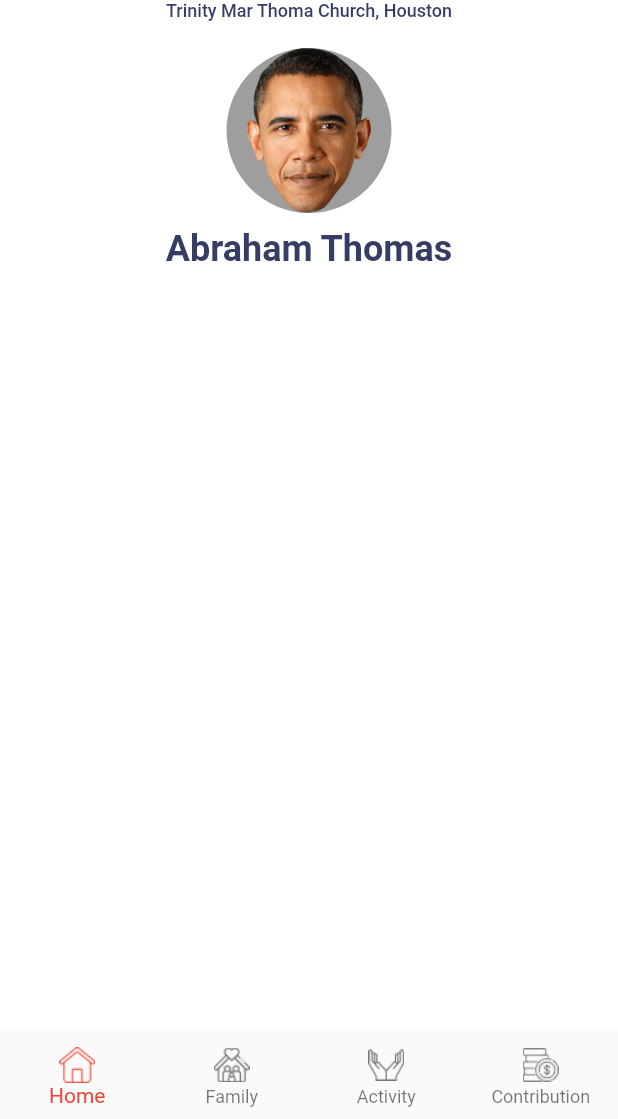
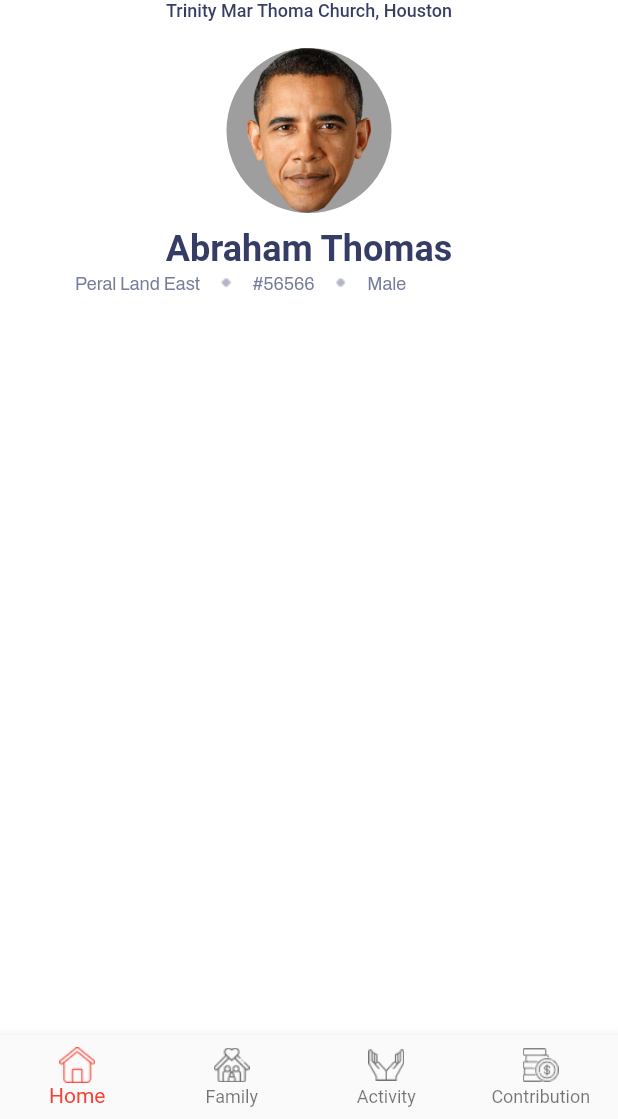
Before and after one commit to mayurpatil2991997/edstem_task_flutter, a Flutter app: the screen it shows after launch, on a phone screen of 412 x 824 dp, the part 117-1236 px from its top. Run offline on Flutter 3.47's test engine with Material 2 defaults, Android fonts, the phone set to English and light mode, and no system bars; our stand-ins replace google_fonts; Roboto replaces fonts that are missing (Playfair Display SC).

Commit message:
Added details text

```diff
--- a/lib/widgets/user_image/user_image_widget.dart
+++ b/lib/widgets/user_image/user_image_widget.dart
@@ -33,6 +33,52 @@ class _UserImageWidgetState extends State<UserImageWidget> {
           textSize: 24.0,
           textColor: Color.fromRGBO(53, 61, 101, 10),
         ),
+        Padding(
+          padding: const EdgeInsets.symmetric(horizontal: 50.0,vertical: 2.0),
+          child: Row(
+            // mainAxisAlignment: MainAxisAlignment.spaceAround,
+            children: [
+              const TextWidget(
+                family: "Archivo",
+                userName: "Peral Land East",
+                fontWeight: FontWeight.normal,
+                textSize: 12.0,
+                textColor: Color.fromRGBO(118, 124, 156, 10),
+              ),
+              const SizedBox(
+                width: 14.0,
+              ),
+              Image.asset(
+                "assets/images/rectangle.png",
+                fit: BoxFit.fill,
+              ),
+              const SizedBox(
+                width: 14.0,
+              ),
+              const TextWidget(
+                family: "Archivo",
+                userName: "#56566",
+                fontWeight: FontWeight.normal,
+                textSize: 12.0,
+                textColor: Color.fromRGBO(118, 124, 156, 10),
+              ),
+              const SizedBox(
+                width: 14.0,
+              ),
+              Image.asset("assets/images/rectangle.png"),
+              const SizedBox(
+                width: 14.0,
+              ),
+              const TextWidget(
+                family: "Archivo",
+                userName: "Male",
+                fontWeight: FontWeight.normal,
+                textSize: 12.0,
+                textColor: Color.fromRGBO(118, 124, 156, 10),
+              ),
+            ],
+          ),
+        ),
       ],
     );
   }
--- a/pubspec.yaml
+++ b/pubspec.yaml
@@ -29,3 +29,4 @@ flutter:
   - assets/images/activity.png
   - assets/images/face.png
   - assets/images/edit.png
+  - assets/images/rectangle.png
```
Also changed, not shown: assets/images/rectangle.png (added).
